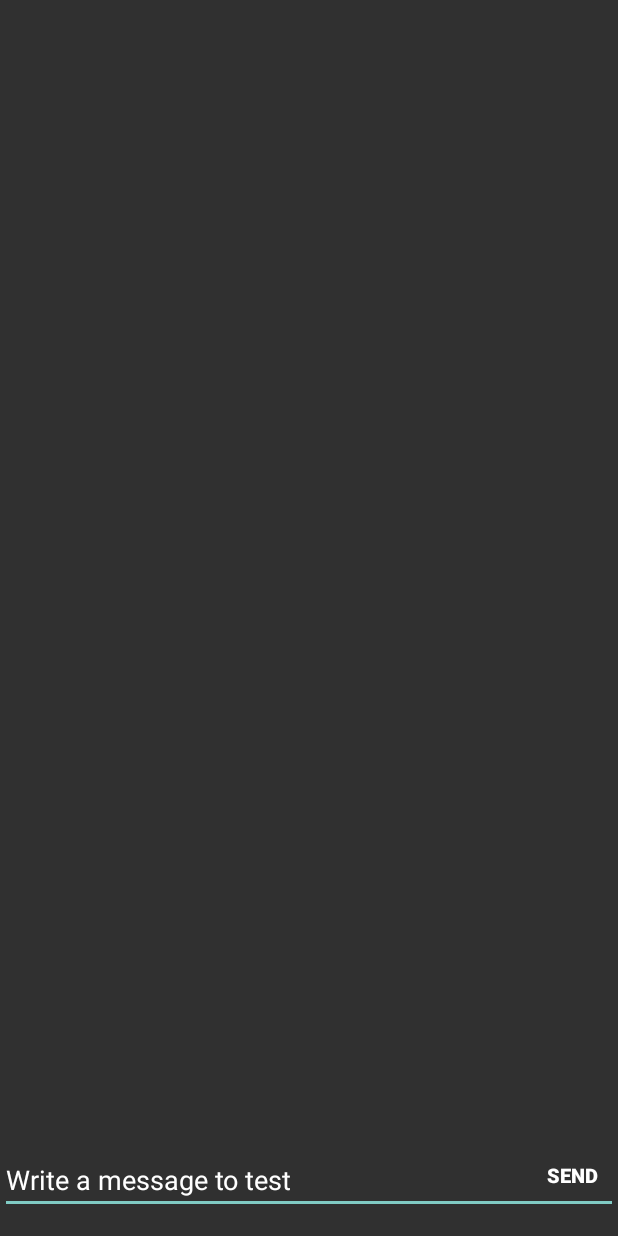
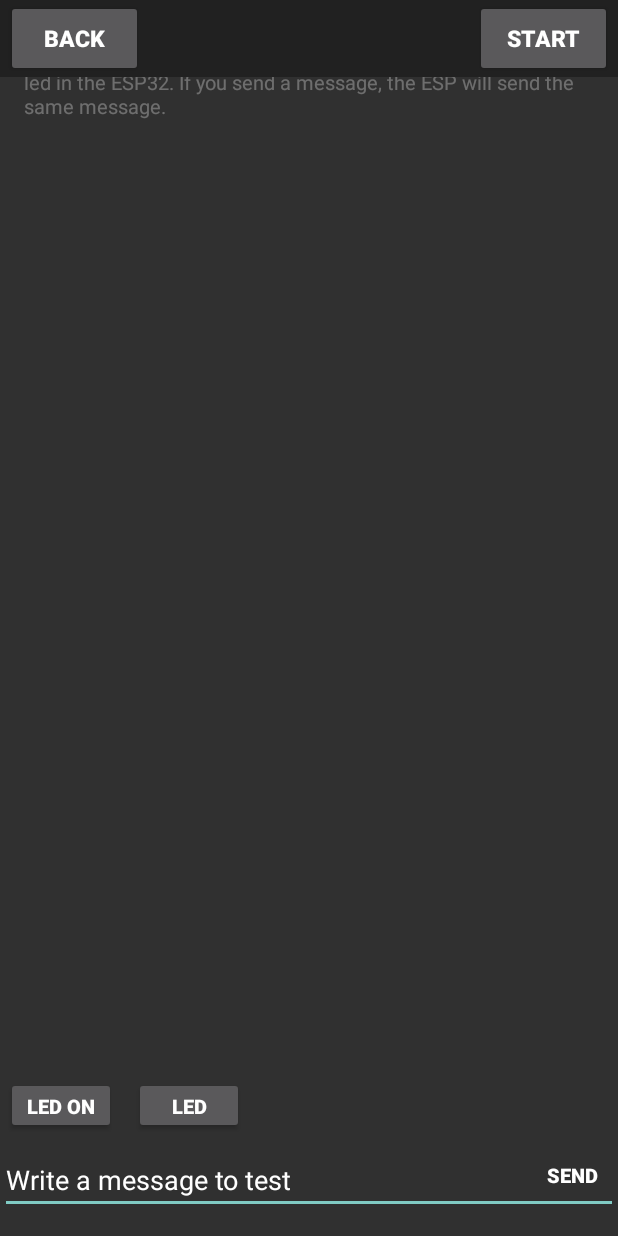
Before and after one commit to MartinCaraballo/BluetoothTruck-Control-App, an Android app: the TestActivity screen opened directly, with no data from a screen before it, on a phone screen of 412 x 824 dp. Run offline under Robolectric (Android 15) with nearby library versions, the phone set to English and light mode, and no system bars.

Commit message:
Working fine

```diff
--- a/app/src/main/java/com/example/mercedinho/TestActivity.java
+++ b/app/src/main/java/com/example/mercedinho/TestActivity.java
@@ -1,8 +1,14 @@
 package com.example.mercedinho;
 
+import androidx.annotation.NonNull;
 import androidx.appcompat.app.AppCompatActivity;
 
+import android.content.Intent;
 import android.os.Bundle;
+import android.os.Handler;
+import android.os.Handler.Callback;
+import android.os.Looper;
+import android.os.Message;
 import android.view.View;
 import android.widget.Button;
 import android.widget.EditText;
@@ -10,36 +16,110 @@ import android.widget.EditText;
 import com.google.android.material.snackbar.Snackbar;
 
 import java.time.LocalDateTime;
+import java.util.Timer;
+import java.util.TimerTask;
 
 public class TestActivity extends AppCompatActivity {
+
+    Timer timer = new Timer();
+    private static Handler responseHandler;
 
     @Override
     protected void onCreate(Bundle savedInstanceState) {
         super.onCreate(savedInstanceState);
         setContentView(R.layout.activity_test);
 
-        final Button buttonSend = findViewById(R.id.button_sendMessage);
+        final EditText inputText = findViewById(R.id.inputTestText);
         final EditText messagesBox = findViewById(R.id.messagesBox);
         messagesBox.setEnabled(false);
-        final EditText inputText = findViewById(R.id.inputTestText);
-        MainActivity.ConnectedThread.updateActivity(this);
+
+        responseHandler = new Handler (Looper.getMainLooper()) {
+            public void handleMessage(Message msg) {
+                switch (msg.what) {
+                    case 1:
+                        String message = MainActivity.ConnectedThread.getResponse();
+                        if (!message.isEmpty()) {
+                            messagesBox.append(LocalDateTime.now() + ": " + message + "\n");
+                        }
+                        break;
+                }
+            }
+        };
+
+        // BUTTONS
+        final Button buttonSend = findViewById(R.id.button_sendMessage);
+        final Button buttonLedOn = findViewById(R.id.button_ledOn);
+        final Button buttonLedOff = findViewById(R.id.button_ledOff);
+        final Button buttonBack = findViewById(R.id.button_back);
+        final Button buttonStartFromTest = findViewById(R.id.button_startFromTest);
 
 
         buttonSend.setOnClickListener(new View.OnClickListener() {
             @Override
             public void onClick(View view) {
-                if (inputText.getText().toString().isEmpty()) {
-                    Snackbar.make(findViewById(R.id.testLayout), "Input text camp should contain text.", Snackbar.LENGTH_LONG).show();
-                } else {
-                    try {
+                try {
+                    if (inputText.getText().toString().isEmpty()) {
+                        Snackbar.make(findViewById(R.id.testLayout), "Input text camp should contain text.", Snackbar.LENGTH_LONG).show();
+                    } else {
                         messagesBox.append(LocalDateTime.now().toString() + ": " + inputText.getText().toString() + "\n");
                         MainActivity.connectedThread.write(inputText.getText().toString().getBytes());
                         inputText.setText("");
-                    } catch (Exception e) {
-                        e.getStackTrace();
                     }
+                } catch (Exception e) {
+                    e.getStackTrace();
+                }
+            }
+        });
+
+        buttonLedOn.setOnClickListener(new View.OnClickListener() {
+            @Override
+            public void onClick(View view) {
+                try {
+                    messagesBox.append(LocalDateTime.now() + ": " + "<led-on>\n");
+                    MainActivity.connectedThread.write("<led-on>".getBytes());
+                } catch (Exception e) {
+                    e.getStackTrace();
+                }
+            }
+        });
+
+        buttonLedOff.setOnClickListener(new View.OnClickListener() {
+            @Override
+            public void onClick(View view) {
+                try {
+                    messagesBox.append(LocalDateTime.now() + ": " + "<led-off>\n");
+                    MainActivity.connectedThread.write("<led-off>".getBytes());
+                } catch (Exception e) {
+                    e.getStackTrace();
+                }
+            }
+        });
+
+        buttonBack.setOnClickListener((new View.OnClickListener() {
+            @Override
+            public void onClick(View view) {
+                try {
+                    finish();
+                } catch (Exception e) {
+                    e.getStackTrace();
+                }
+            }
+        }));
+
+        buttonStartFromTest.setOnClickListener(new View.OnClickListener() {
+            @Override
+            public void onClick(View view) {
+                try {
+                    Intent controllerIntent = new Intent(TestActivity.this, Controller.class);
+                    startActivity(controllerIntent);
+                } catch (Exception e) {
+                    e.printStackTrace();
                 }
             }
         });
     }
+
+    public static Handler getHandler() {
+        return responseHandler;
+    }
 }
--- a/app/src/main/res/layout/activity_test.xml
+++ b/app/src/main/res/layout/activity_test.xml
@@ -26,9 +26,9 @@
         style="@style/Widget.AppCompat.Button.Borderless"
         android:layout_width="61dp"
         android:layout_height="37dp"
-        android:text="Send"
+        android:text="@string/Send"
         android:textAlignment="center"
-        android:textSize="13dp"
+        android:textSize="13sp"
         android:textStyle="bold"
         app:layout_constraintEnd_toEndOf="parent"
         app:layout_constraintTop_toTopOf="@+id/inputTestText" />
@@ -36,15 +36,78 @@
     <EditText
         android:id="@+id/messagesBox"
         style="@style/Widget.Material3.AutoCompleteTextView.OutlinedBox.Dense"
-        android:layout_width="415dp"
-        android:layout_height="828dp"
+        android:layout_width="411dp"
+        android:layout_height="733dp"
         android:ems="10"
         android:gravity="start|top"
         android:inputType="textMultiLine"
-        android:textSize="12dp"
+        android:text="@string/MessagesBoxInfo"
+        android:textSize="13sp"
         app:layout_constraintBottom_toTopOf="@+id/inputTestText"
         app:layout_constraintEnd_toEndOf="parent"
+        app:layout_constraintHorizontal_bias="0.0"
+        app:layout_constraintStart_toStartOf="parent"
+        app:layout_constraintTop_toTopOf="parent"
+        app:layout_constraintVertical_bias="0.525" />
+
+    <Button
+        android:id="@+id/button_ledOn"
+        android:layout_width="73dp"
+        android:layout_height="38dp"
+        android:layout_marginStart="4dp"
+        android:layout_marginBottom="8dp"
+        android:text="@string/LedOn"
+        android:textAlignment="center"
+        android:textSize="13sp"
+        android:textStyle="bold"
+        app:layout_constraintBottom_toTopOf="@+id/inputTestText"
+        app:layout_constraintStart_toStartOf="parent" />
+
+    <Button
+        android:id="@+id/button_ledOff"
+        android:layout_width="73dp"
+        android:layout_height="38dp"
+        android:layout_marginStart="12dp"
+        android:layout_marginBottom="8dp"
+        android:text="@string/LedOff"
+        android:textAlignment="center"
+        android:textSize="13sp"
+        android:textStyle="bold"
+        app:layout_constraintBottom_toTopOf="@+id/inputTestText"
+        app:layout_constraintStart_toEndOf="@+id/button_ledOn" />
+
+    <androidx.appcompat.widget.Toolbar
+        android:id="@+id/test_toolbarBack"
+        android:layout_width="430dp"
+        android:layout_height="51dp"
+        android:background="?attr/colorPrimary"
+        android:minHeight="?attr/actionBarSize"
+        android:theme="?attr/actionBarTheme"
         app:layout_constraintStart_toStartOf="parent"
         app:layout_constraintTop_toTopOf="parent" />
 
+    <Button
+        android:id="@+id/button_back"
+        android:layout_width="91dp"
+        android:layout_height="51dp"
+        android:layout_marginStart="4dp"
+        android:text="Back"
+        android:textAlignment="center"
+        android:textSize="15sp"
+        android:textStyle="bold"
+        app:layout_constraintStart_toStartOf="parent"
+        app:layout_constraintTop_toTopOf="parent" />
+
+    <Button
+        android:id="@+id/button_startFromTest"
+        android:layout_width="91dp"
+        android:layout_height="51dp"
+        android:layout_marginEnd="4dp"
+        android:text="Start"
+        android:textStyle="bold"
+        android:textAlignment="center"
+        android:textSize="15sp"
+        app:layout_constraintEnd_toEndOf="parent"
+        app:layout_constraintTop_toTopOf="parent" />
+
 </androidx.constraintlayout.widget.ConstraintLayout>
--- a/app/src/main/res/values/strings.xml
+++ b/app/src/main/res/values/strings.xml
@@ -1,3 +1,7 @@
 <resources>
     <string name="app_name">Mercedinho</string>
+    <string name="Send">Send</string>
+    <string name="LedOn">Led On</string>
+    <string name="LedOff">Led Off</string>
+    <string name="MessagesBoxInfo">Messages Box: To test you can send a message or turn on/off led in the ESP32. If you send a message, the ESP will send the same message.</string>
 </resources>
```
Also changed, not shown: app/src/main/java/com/example/mercedinho/MainActivity.java (+18 -25 lines), 1 other file.
